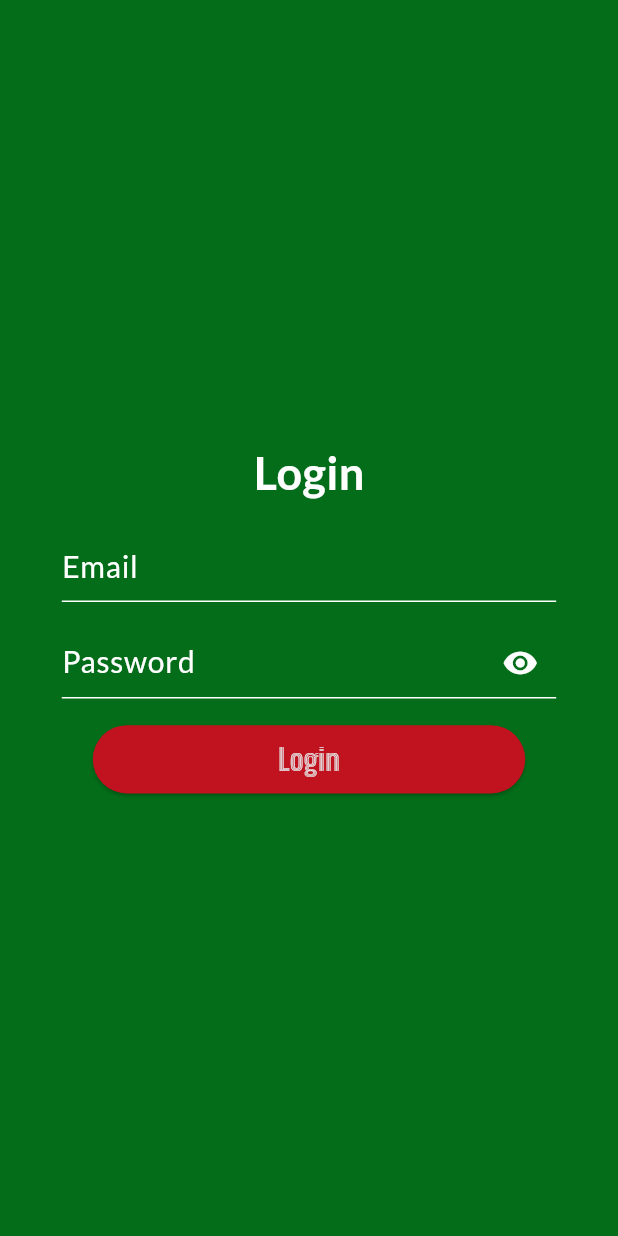
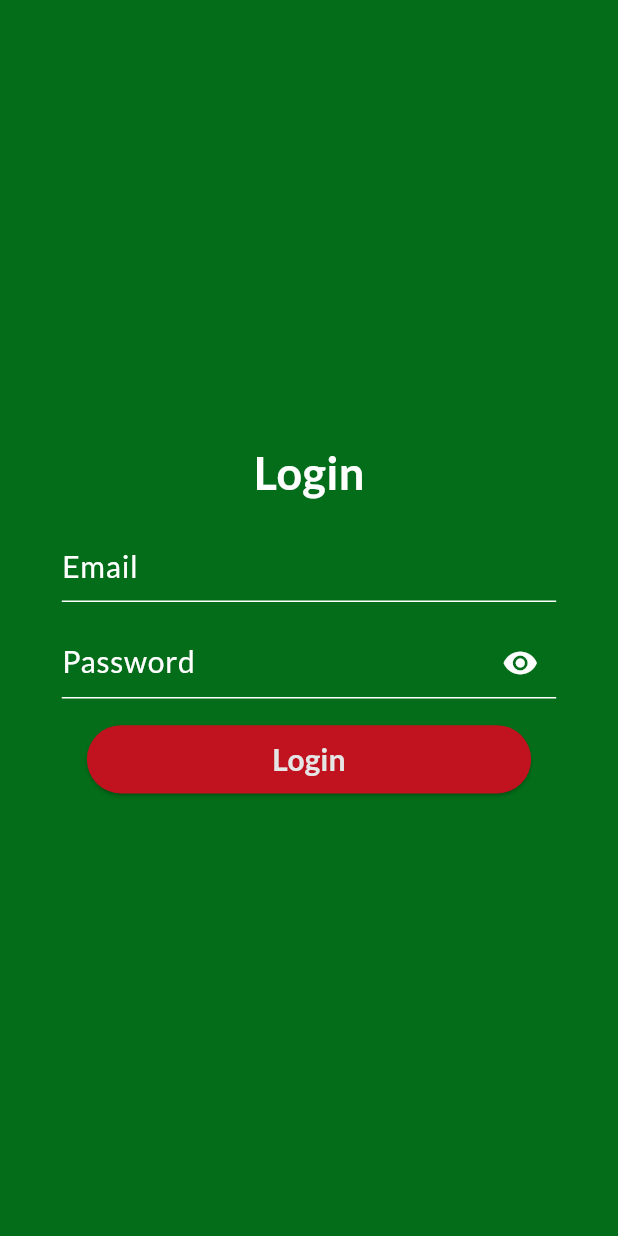
Before and after one commit to WenDEVLIFE/kapatidsync, a Flutter app: the screen it shows after launch, on a phone screen of 412 x 824 dp. Run offline on Flutter 3.47's test engine with Material 3 defaults, Android fonts, the phone set to English and light mode, and no system bars.

Commit message:
Fix the responsiveness of LoginUI.dart and SplashUI.dart 👌

```diff
--- a/lib/src/ui/LoginUI.dart
+++ b/lib/src/ui/LoginUI.dart
@@ -97,7 +97,7 @@ class LoginUi extends StatelessWidget {
                   style: TextStyle(
                     color: ColorUtils.secondaryColor,
                     fontSize: 20,
-                    fontFamily: 'BigShouldersInline',
+                    fontFamily: 'Lato',
                     fontWeight: FontWeight.w700,
                   ),
                 ),
--- a/lib/src/ui/SplashUI.dart
+++ b/lib/src/ui/SplashUI.dart
@@ -26,7 +26,7 @@ class SplashUI extends StatelessWidget {
                   mainAxisAlignment: MainAxisAlignment.center,
                   children: <Widget>[
                     Container(
-                      height: screenHeight * 0.5,
+                      height: screenHeight * 0.3,
                       width: screenWidth * 0.5,
                       decoration: const BoxDecoration(
                         image: DecorationImage(
```
